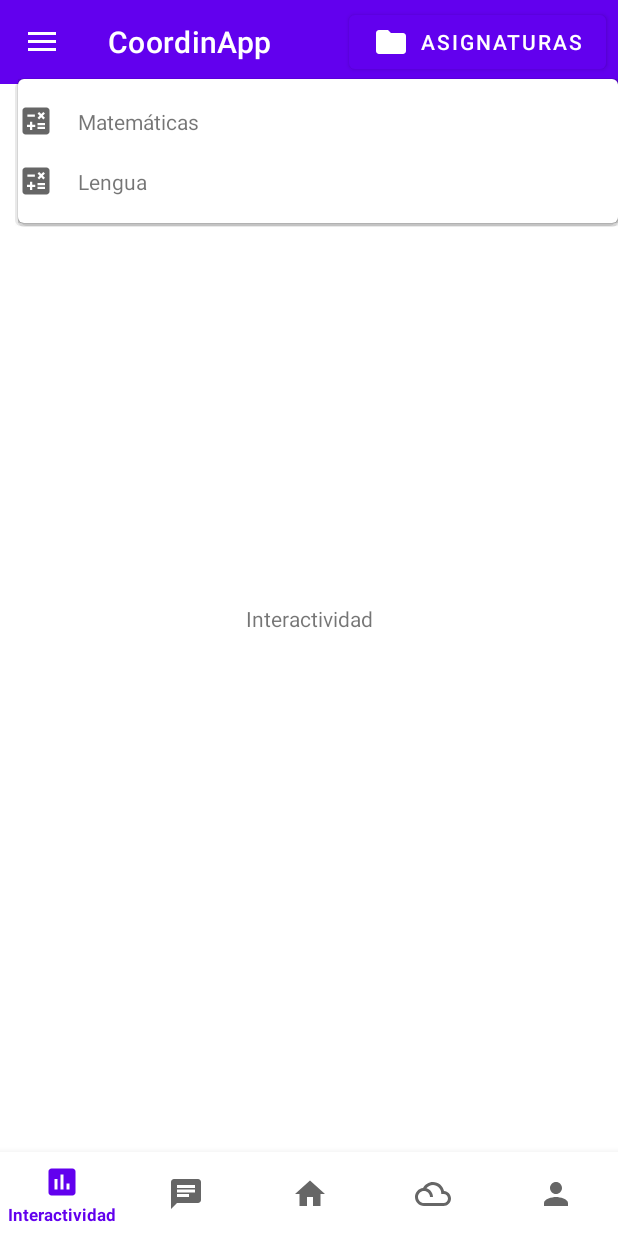
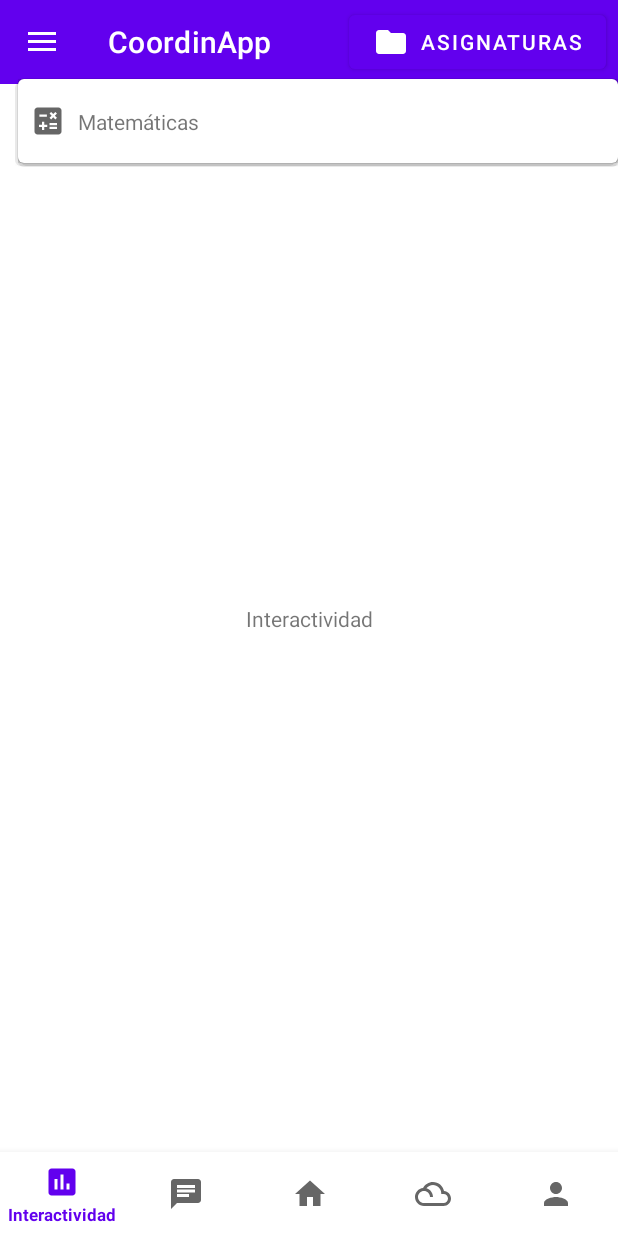
Before and after one commit to marmatsan/CoordinApp, an Android app: the screen it shows after launch (MainActivity), after a tap on "ASIGNATURAS", on a phone screen of 412 x 824 dp. Run offline under Robolectric (Android 15) with nearby library versions, the light colour scheme and no system bars.

Commit message:
small changes to the list menu

```diff
--- a/app/src/main/java/com/elcazadordebaterias/coordinapp/activities/MainActivity.java
+++ b/app/src/main/java/com/elcazadordebaterias/coordinapp/activities/MainActivity.java
@@ -9,9 +9,7 @@ import androidx.drawerlayout.widget.DrawerLayout;
 import androidx.fragment.app.Fragment;
 
 import android.os.Bundle;
-import android.view.View;
 import android.widget.Button;
-import android.widget.Toast;
 
 import com.elcazadordebaterias.coordinapp.fragments.FilesFragment;
 import com.elcazadordebaterias.coordinapp.fragments.GroupsFragment;
@@ -24,9 +22,11 @@ import com.google.android.material.bottomnavigation.BottomNavigationView;
 
 import java.util.ArrayList;
 import java.util.List;
+import java.util.concurrent.atomic.AtomicBoolean;
 
 public class MainActivity extends AppCompatActivity {
     private DrawerLayout drawer;
+    private ListPopupWindow listPopupWindow;
 
     @Override
     protected void onCreate(Bundle savedInstanceState) {
@@ -37,6 +37,10 @@ public class MainActivity extends AppCompatActivity {
         BottomNavigationView bottomNavigationView = findViewById(R.id.bottom_navigation_view);
         bottomNavigationView.setOnNavigationItemSelectedListener(navListener);
         bottomNavigationView.setSelectedItemId(R.id.nav_groups); // TODO: Cambiar a nav_home al finalizar desarrollo de Grupos (para que el primer fragment qye se abra al iniciar la aplicación sea home)
+
+        //Listpopupwindow
+        listPopupWindow = new ListPopupWindow(this);
+        listPopupWindow.setWidth(600); //TODO: Change to something better (button.getWidth(), after the app has focus)
 
         // Top App Bar management
         Toolbar toolbar = findViewById(R.id.topAppBar);
@@ -51,10 +55,16 @@ public class MainActivity extends AppCompatActivity {
 
         //Popup Menu
         Button button = (Button) findViewById(R.id.popupButton);
-        button.setOnClickListener(new View.OnClickListener() {
-            public void onClick(View v) {
-                showListPopupWindow(v);
-            }
+        listPopupWindow.setAnchorView(button);
+
+        List<String> sampleData = new ArrayList<String>();
+        sampleData.add("Matemáticas");
+        ListPopupWindowAdapter listPopupWindowAdapter = new ListPopupWindowAdapter(this, sampleData);
+        listPopupWindow.setAdapter(listPopupWindowAdapter);
+        listPopupWindow.setModal(true); //TODO: Better approach?
+
+        button.setOnClickListener(v -> {
+            listPopupWindow.show(); // TODO: Build the listPopupMenu, then show it
         });
     }
 
@@ -62,16 +72,18 @@ public class MainActivity extends AppCompatActivity {
     private final BottomNavigationView.OnNavigationItemSelectedListener navListener = item -> {
         Fragment selectedFragment = null;
 
-        if (item.getItemId() == R.id.nav_interactivity){
+        if (item.getItemId() == R.id.nav_interactivity) {
             selectedFragment = new InteractivityFragment();
-        }else if (item.getItemId() == R.id.nav_groups){
+        } else if (item.getItemId() == R.id.nav_groups) {
             selectedFragment = new GroupsFragment();
-        }else if (item.getItemId() == R.id.nav_home){
+        } else if (item.getItemId() == R.id.nav_home) {
             selectedFragment = new HomeFragment();
-        }else if (item.getItemId() == R.id.nav_files){
+        } else if (item.getItemId() == R.id.nav_files) {
             selectedFragment = new FilesFragment();
-        }else if (item.getItemId() == R.id.nav_profile){
+        } else if (item.getItemId() == R.id.nav_profile) {
             selectedFragment = new ProfileFragment();
+        } else {
+            selectedFragment = new HomeFragment();
         }
 
         getSupportFragmentManager().beginTransaction().replace(R.id.fragment_container, selectedFragment).commit();
@@ -79,24 +91,11 @@ public class MainActivity extends AppCompatActivity {
         return true;
     };
 
-    private void showListPopupWindow(View anchorView) {
-        final ListPopupWindow listPopupWindow = new ListPopupWindow(this);
-        listPopupWindow.setWidth(600); //TODO: Change to something better
-        List<String> sampleData = new ArrayList<>();
-        sampleData.add("Matemáticas");
-        sampleData.add("Lengua");
-
-        listPopupWindow.setAnchorView(anchorView);
-        ListPopupWindowAdapter listPopupWindowAdapter = new ListPopupWindowAdapter(this, sampleData);
-        listPopupWindow.setAdapter(listPopupWindowAdapter);
-        listPopupWindow.show();
-    }
-
     @Override
     public void onBackPressed() {
-        if (drawer.isDrawerOpen(GravityCompat.START)){
+        if (drawer.isDrawerOpen(GravityCompat.START)) {
             drawer.closeDrawer(GravityCompat.START);
-        }else{
+        } else {
             super.onBackPressed();
         }
     }
--- a/app/src/main/java/com/elcazadordebaterias/coordinapp/adapters/ListPopupWindowAdapter.java
+++ b/app/src/main/java/com/elcazadordebaterias/coordinapp/adapters/ListPopupWindowAdapter.java
@@ -27,21 +27,6 @@ public class ListPopupWindowAdapter extends BaseAdapter {
     }
 
     @Override
-    public int getCount() {
-        return mDataSource.size();
-    }
-
-    @Override
-    public String getItem(int position) {
-        return mDataSource.get(position);
-    }
-
-    @Override
-    public long getItemId(int position) {
-        return 0;
-    }
-
-    @Override
     public View getView(final int position, View convertView, ViewGroup parent) {
         ViewHolder holder;
         if(convertView == null){
@@ -65,8 +50,19 @@ public class ListPopupWindowAdapter extends BaseAdapter {
         private TextView subject_name;
     }
 
-    // interface to return callback to activity
-    public interface OnClickDeleteButtonListener{
-        void onClickDeleteButton(int position);
+    @Override
+    public int getCount() {
+        return mDataSource.size();
     }
+
+    @Override
+    public String getItem(int position) {
+        return mDataSource.get(position);
+    }
+
+    @Override
+    public long getItemId(int position) {
+        return 0;
+    }
+
 }
--- a/app/src/main/res/layout/list_popup_window_item.xml
+++ b/app/src/main/res/layout/list_popup_window_item.xml
@@ -9,8 +9,8 @@
         android:id="@+id/subject_icon"
         android:layout_width="wrap_content"
         android:layout_height="wrap_content"
+        android:layout_marginStart="8dp"
         android:layout_marginTop="8dp"
-        android:layout_marginEnd="8dp"
         android:layout_marginBottom="8dp"
         android:src="@drawable/ic_baseline_calculate_24"
         app:layout_constraintBottom_toBottomOf="parent"
--- a/app/src/main/res/layout/topappbar.xml
+++ b/app/src/main/res/layout/topappbar.xml
@@ -5,19 +5,16 @@
     android:layout_width="match_parent"
     android:layout_height="?attr/actionBarSize"
     android:elevation="4dp"
-    app:title="@string/app_name"
-    app:navigationIcon = "@drawable/ic_baseline_menu_24"
-    app:menu="@menu/topappbar_menu">
+    app:navigationIcon="@drawable/ic_baseline_menu_24"
+    app:title="@string/app_name">
 
     <com.google.android.material.button.MaterialButton
         android:id="@+id/popupButton"
-        android:text="@string/asignaturas"
         android:layout_width="wrap_content"
         android:layout_height="wrap_content"
         android:layout_gravity="end"
         android:layout_marginEnd="8dp"
-        android:onClick="openPopupMenu"
-        app:icon="@drawable/ic_baseline_folder_24"
-        />
+        android:text="@string/asignaturas"
+        app:icon="@drawable/ic_baseline_folder_24" />
 
 </com.google.android.material.appbar.MaterialToolbar>
--- a/app/src/main/res/menu/topappbar_menu.xml
+++ /dev/null
@@ -1,11 +0,0 @@
-<?xml version="1.0" encoding="utf-8"?>
-<menu xmlns:android="http://schemas.android.com/apk/res/android">
-
-    <item android:id="@+id/item1"
-        android:title="Item 1"/>
-    <item android:id="@+id/item2"
-        android:title="Item 2"/>
-    <item android:id="@+id/item3"
-        android:title="Item 3"/>
-
-</menu>
```
